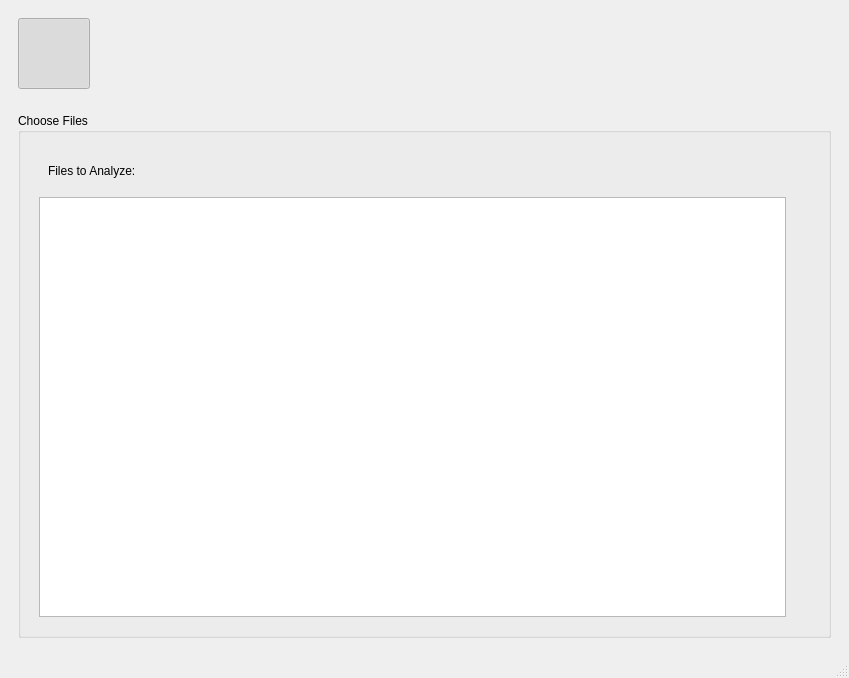
First picture: the form in views/ui/main_window.ui, repository ELVIS-Project/vis-framework, before the edit.
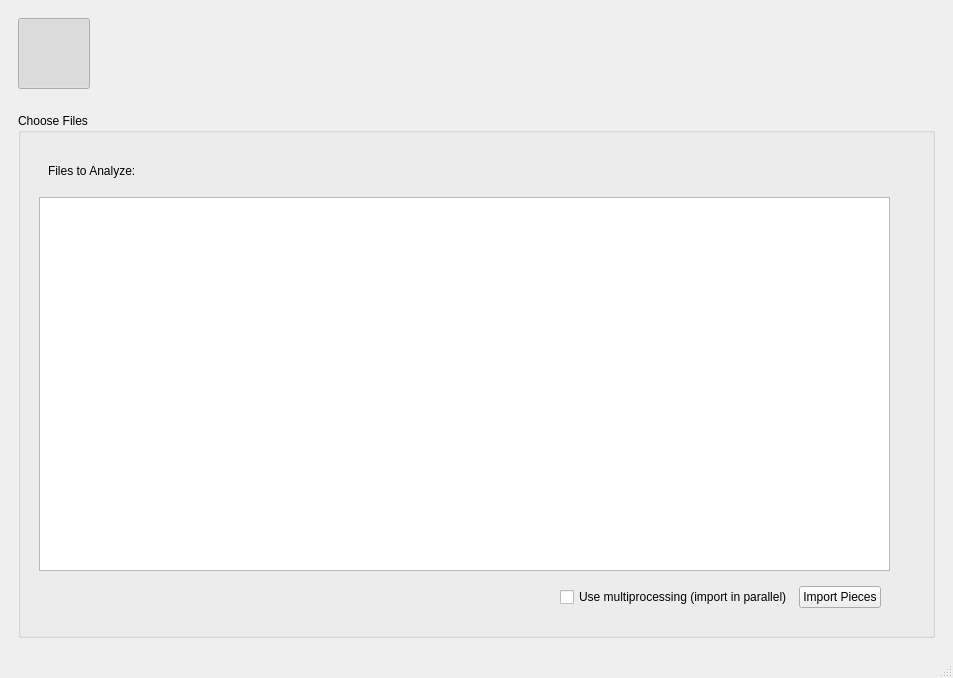
Second picture: the form after the edit. The open tabs and pages were chosen to show the change. Icons and pictures are not drawn.

Commit message:
Importer uses multiprocessing
Also, in accordance with these changes I've updated the tests and GUI.

```diff
--- a/views/ui/main_window.ui
+++ b/views/ui/main_window.ui
@@ -6,7 +6,7 @@
    <rect>
     <x>0</x>
     <y>0</y>
-    <width>849</width>
+    <width>953</width>
     <height>678</height>
    </rect>
   </property>
@@ -323,6 +323,54 @@
                 </property>
                </widget>
               </item>
+              <item>
+               <widget class="QWidget" name="widget_5" native="true">
+                <property name="layoutDirection">
+                 <enum>Qt::RightToLeft</enum>
+                </property>
+                <layout class="QHBoxLayout" name="horizontalLayout_7">
+                 <item>
+                  <widget class="QPushButton" name="btn_import">
+                   <property name="sizePolicy">
+                    <sizepolicy hsizetype="Preferred" vsizetype="Fixed">
+                     <horstretch>0</horstretch>
+                     <verstretch>0</verstretch>
+                    </sizepolicy>
+                   </property>
+                   <property name="layoutDirection">
+                    <enum>Qt::LeftToRight</enum>
+                   </property>
+                   <property name="text">
+                    <string>Import Pieces</string>
+                   </property>
+                  </widget>
+                 </item>
+                 <item>
+                  <widget class="QCheckBox" name="chk_multi_import">
+                   <property name="layoutDirection">
+                    <enum>Qt::LeftToRight</enum>
+                   </property>
+                   <property name="text">
+                    <string>Use multiprocessing (import in parallel)</string>
+                   </property>
+                  </widget>
+                 </item>
+                 <item>
+                  <spacer name="horizontalSpacer_4">
+                   <property name="orientation">
+                    <enum>Qt::Horizontal</enum>
+                   </property>
+                   <property name="sizeHint" stdset="0">
+                    <size>
+                     <width>40</width>
+                     <height>20</height>
+                    </size>
+                   </property>
+                  </spacer>
+                 </item>
+                </layout>
+               </widget>
+              </item>
              </layout>
             </widget>
            </item>
```
Left out of the diff: 2 changed lines with no effect on the pictures. The commit also changes 4 other files.
